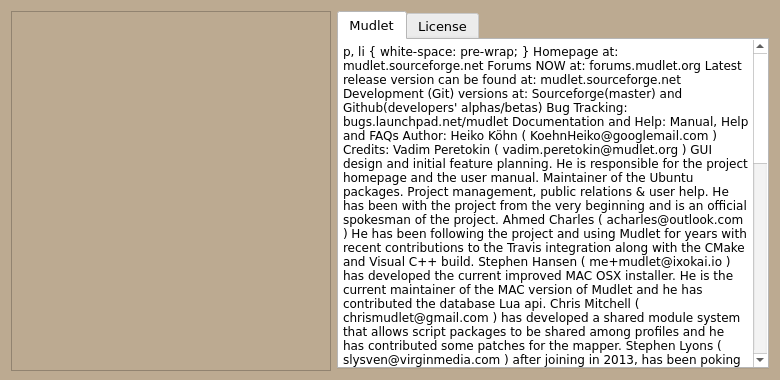
The window that src/ui/about_dialog.ui (Mudlet/Mudlet) describes before a commit, drawn with Qt 5.
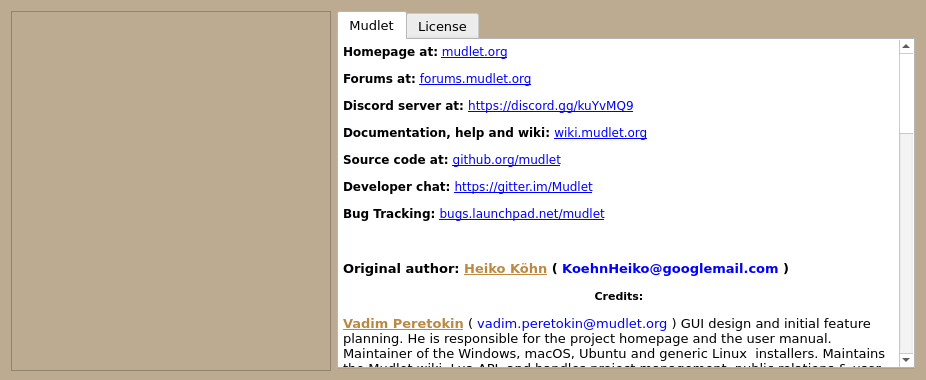
The same window after the commit. The open tabs and pages were chosen to show the change. Icons and pictures are not drawn.

Commit message:
Updated credits in the About dialog.
Also taken Heiko off the copyright until 2017, which he has been the original author he hasn't been involved with the project for several years now.

```diff
--- a/src/ui/about_dialog.ui
+++ b/src/ui/about_dialog.ui
@@ -12,7 +12,7 @@
    <rect>
     <x>0</x>
     <y>0</y>
-    <width>780</width>
+    <width>926</width>
     <height>380</height>
    </rect>
   </property>
@@ -28,12 +28,6 @@
     <height>380</height>
    </size>
   </property>
-  <property name="maximumSize">
-   <size>
-    <width>800</width>
-    <height>380</height>
-   </size>
-  </property>
   <property name="palette">
    <palette>
     <active>
@@ -717,38 +711,38 @@
 &lt;table border=&quot;0&quot; style=&quot;-qt-table-type: root; margin-top:4px; margin-bottom:4px; margin-left:4px; margin-right:4px;&quot;&gt;
 &lt;tr&gt;
 &lt;td style=&quot;border: none;&quot;&gt;
-&lt;p style=&quot; margin-top:0px; margin-bottom:0px; margin-left:0px; margin-right:0px; -qt-block-indent:0; text-indent:0px;&quot;&gt;&lt;span style=&quot; font-family:'Sans Serif';&quot;&gt; &lt;/span&gt;&lt;/p&gt;
-&lt;p style=&quot; margin-top:0px; margin-bottom:0px; margin-left:0px; margin-right:0px; -qt-block-indent:0; text-indent:0px;&quot;&gt;&lt;span style=&quot; font-family:'Sans Serif';&quot;&gt; &lt;/span&gt;&lt;/p&gt;
-&lt;p style=&quot; margin-top:12px; margin-bottom:12px; margin-left:0px; margin-right:0px; -qt-block-indent:0; text-indent:0px;&quot;&gt;&lt;span style=&quot; font-weight:600; color:#000000;&quot;&gt;Homepage at: &lt;/span&gt;&lt;a href=&quot;http://mudlet.sourceforge.net&quot;&gt;&lt;span style=&quot; font-family:'Sans Serif'; text-decoration: underline; color:#0000ff;&quot;&gt;mudlet.sourceforge.net&lt;/span&gt;&lt;/a&gt;&lt;/p&gt;
-&lt;p style=&quot; margin-top:12px; margin-bottom:12px; margin-left:0px; margin-right:0px; -qt-block-indent:0; text-indent:0px;&quot;&gt;&lt;span style=&quot; font-family:'Sans Serif'; font-weight:600;&quot;&gt;Forums &lt;/span&gt;&lt;span style=&quot; font-family:'Sans Serif'; font-weight:600; font-style:italic; color:#ff0000;&quot;&gt;NOW&lt;/span&gt;&lt;span style=&quot; font-family:'Sans Serif'; font-weight:600;&quot;&gt; at: &lt;/span&gt;&lt;a href=&quot;http://forums.mudlet.org&quot;&gt;&lt;span style=&quot; font-family:'Sans Serif'; text-decoration: underline; color:#0000ff;&quot;&gt;forums.mudlet.org&lt;/span&gt;&lt;/a&gt;&lt;/p&gt;
-&lt;p style=&quot; margin-top:12px; margin-bottom:12px; margin-left:0px; margin-right:0px; -qt-block-indent:0; text-indent:0px;&quot;&gt;&lt;span style=&quot; font-weight:600; color:#000000;&quot;&gt;Latest release version can be found at: &lt;/span&gt;&lt;a href=&quot;http://sourceforge.net/projects/mudlet/files/?source=navbar&quot;&gt;&lt;span style=&quot; font-family:'Sans Serif'; text-decoration: underline; color:#0000ff;&quot;&gt;mudlet.sourceforge.net&lt;/span&gt;&lt;/a&gt;&lt;/p&gt;
-&lt;p style=&quot; margin-top:12px; margin-bottom:12px; margin-left:0px; margin-right:0px; -qt-block-indent:0; text-indent:0px;&quot;&gt;&lt;span style=&quot; font-family:'Sans Serif'; font-weight:600;&quot;&gt;Development (Git) versions at: &lt;/span&gt;&lt;a href=&quot;http://sourceforge.net/p/mudlet/code/ci/master/tree/&quot;&gt;&lt;span style=&quot; font-family:'Sans Serif'; text-decoration: underline; color:#0000ff;&quot;&gt;Sourceforge(master)&lt;/span&gt;&lt;/a&gt;&lt;span style=&quot; font-family:'Sans Serif';&quot;&gt; and &lt;/span&gt;&lt;a href=&quot;http://github.com/Mudlet&quot;&gt;&lt;span style=&quot; font-family:'Sans Serif'; text-decoration: underline; color:#0000ff;&quot;&gt;Github(developers' alphas/betas)&lt;/span&gt;&lt;/a&gt;&lt;/p&gt;
+&lt;p style=&quot; margin-top:0px; margin-bottom:0px; margin-left:0px; margin-right:0px; -qt-block-indent:0; text-indent:0px;&quot;&gt;&lt;span style=&quot; font-weight:600; color:#000000;&quot;&gt;Homepage at:&lt;/span&gt;&lt;span style=&quot; color:#000000;&quot;&gt; &lt;/span&gt;&lt;a href=&quot;http://mudlet.org&quot;&gt;&lt;span style=&quot; text-decoration: underline; color:#0000ff;&quot;&gt;mudlet.org&lt;/span&gt;&lt;/a&gt;&lt;/p&gt;
+&lt;p style=&quot; margin-top:12px; margin-bottom:12px; margin-left:0px; margin-right:0px; -qt-block-indent:0; text-indent:0px;&quot;&gt;&lt;span style=&quot; font-family:'Sans Serif'; font-weight:600;&quot;&gt;Forums at: &lt;/span&gt;&lt;a href=&quot;http://forums.mudlet.org&quot;&gt;&lt;span style=&quot; font-family:'Sans Serif'; text-decoration: underline; color:#0000ff;&quot;&gt;forums.mudlet.org&lt;/span&gt;&lt;/a&gt;&lt;/p&gt;
+&lt;p style=&quot; margin-top:12px; margin-bottom:12px; margin-left:0px; margin-right:0px; -qt-block-indent:0; text-indent:0px;&quot;&gt;&lt;span style=&quot; font-weight:600; color:#000000;&quot;&gt;Discord server at: &lt;/span&gt;&lt;a href=&quot;https://discord.gg/kuYvMQ9&quot;&gt;&lt;span style=&quot; text-decoration: underline; color:#0000ff;&quot;&gt;https://discord.gg/kuYvMQ9&lt;/span&gt;&lt;/a&gt;&lt;/p&gt;
+&lt;p style=&quot; margin-top:12px; margin-bottom:12px; margin-left:0px; margin-right:0px; -qt-block-indent:0; text-indent:0px;&quot;&gt;&lt;span style=&quot; font-family:'Sans Serif'; font-weight:600;&quot;&gt;Documentation, help and wiki: &lt;/span&gt;&lt;a href=&quot;http://wiki.mudlet.org&quot;&gt;&lt;span style=&quot; text-decoration: underline; color:#0000ff;&quot;&gt;wiki.mudlet.org&lt;/span&gt;&lt;/a&gt;&lt;/p&gt;
+&lt;p style=&quot; margin-top:12px; margin-bottom:12px; margin-left:0px; margin-right:0px; -qt-block-indent:0; text-indent:0px;&quot;&gt;&lt;span style=&quot; font-family:'Sans Serif'; font-weight:600;&quot;&gt;Source code at: &lt;/span&gt;&lt;a href=&quot;http://github.com/Mudlet/Mudlet&quot;&gt;&lt;span style=&quot; text-decoration: underline; color:#0000ff;&quot;&gt;github.org/mudlet&lt;/span&gt;&lt;/a&gt;&lt;/p&gt;
+&lt;p style=&quot; margin-top:12px; margin-bottom:12px; margin-left:0px; margin-right:0px; -qt-block-indent:0; text-indent:0px;&quot;&gt;&lt;span style=&quot; font-family:'Sans Serif'; font-weight:600;&quot;&gt;Developer chat: &lt;/span&gt;&lt;a href=&quot;https://gitter.im/Mudlet/Mudlet/&quot;&gt;&lt;span style=&quot; text-decoration: underline; color:#0000ff;&quot;&gt;https://gitter.im/Mudlet&lt;/span&gt;&lt;/a&gt;&lt;/p&gt;
 &lt;p style=&quot; margin-top:12px; margin-bottom:12px; margin-left:0px; margin-right:0px; -qt-block-indent:0; text-indent:0px;&quot;&gt;&lt;span style=&quot; font-family:'Sans Serif'; font-weight:600;&quot;&gt;Bug Tracking: &lt;/span&gt;&lt;a href=&quot;http://bugs.launchpad.net/mudlet&quot;&gt;&lt;span style=&quot; font-family:'Sans Serif'; text-decoration: underline; color:#0000ff;&quot;&gt;bugs.launchpad.net/mudlet&lt;/span&gt;&lt;/a&gt;&lt;/p&gt;
-&lt;p style=&quot; margin-top:12px; margin-bottom:12px; margin-left:0px; margin-right:0px; -qt-block-indent:0; text-indent:0px;&quot;&gt;&lt;span style=&quot; font-family:'Sans Serif'; font-weight:600;&quot;&gt;Documentation and Help: &lt;/span&gt;&lt;a href=&quot;http://mudlet.sourceforge.net/wordpress/?page_id=40&quot;&gt;&lt;span style=&quot; font-family:'Sans Serif'; text-decoration: underline; color:#0000ff;&quot;&gt;Manual, Help and FAQs&lt;/span&gt;&lt;/a&gt;&lt;/p&gt;
-&lt;p style=&quot; margin-top:12px; margin-bottom:12px; margin-left:0px; margin-right:0px; -qt-block-indent:0; text-indent:0px;&quot;&gt;&lt;span style=&quot; font-family:'Sans Serif';&quot;&gt; &lt;/span&gt;&lt;/p&gt;
-&lt;p style=&quot; margin-top:12px; margin-bottom:12px; margin-left:0px; margin-right:0px; -qt-block-indent:0; text-indent:0px;&quot;&gt;&lt;span style=&quot; font-size:10pt; font-weight:600;&quot;&gt;Author: &lt;/span&gt;&lt;span style=&quot; font-size:10pt; font-weight:600; text-decoration: underline; color:#bc8942;&quot;&gt;Heiko Köhn&lt;/span&gt;&lt;span style=&quot; font-size:10pt; font-weight:600;&quot;&gt; ( &lt;/span&gt;&lt;span style=&quot; font-size:10pt; font-weight:600; color:#0000ff;&quot;&gt;KoehnHeiko@googlemail.com &lt;/span&gt;&lt;span style=&quot; font-size:10pt; font-weight:600;&quot;&gt;) &lt;/span&gt;&lt;/p&gt;
+&lt;p style=&quot;-qt-paragraph-type:empty; margin-top:12px; margin-bottom:12px; margin-left:0px; margin-right:0px; -qt-block-indent:0; text-indent:0px;&quot;&gt;&lt;br /&gt;&lt;/p&gt;
+&lt;p style=&quot; margin-top:12px; margin-bottom:12px; margin-left:0px; margin-right:0px; -qt-block-indent:0; text-indent:0px;&quot;&gt;&lt;span style=&quot; font-size:10pt; font-weight:600;&quot;&gt;Original author: &lt;/span&gt;&lt;span style=&quot; font-size:10pt; font-weight:600; text-decoration: underline; color:#bc8942;&quot;&gt;Heiko Köhn&lt;/span&gt;&lt;span style=&quot; font-size:10pt; font-weight:600;&quot;&gt; ( &lt;/span&gt;&lt;span style=&quot; font-size:10pt; font-weight:600; color:#0000ff;&quot;&gt;KoehnHeiko@googlemail.com &lt;/span&gt;&lt;span style=&quot; font-size:10pt; font-weight:600;&quot;&gt;) &lt;/span&gt;&lt;/p&gt;
 &lt;p align=&quot;center&quot; style=&quot; margin-top:12px; margin-bottom:12px; margin-left:0px; margin-right:0px; -qt-block-indent:0; text-indent:0px;&quot;&gt;&lt;span style=&quot; font-size:8pt; font-weight:600;&quot;&gt;Credits:&lt;/span&gt;&lt;/p&gt;
-&lt;p style=&quot; margin-top:12px; margin-bottom:12px; margin-left:0px; margin-right:0px; -qt-block-indent:0; text-indent:0px;&quot;&gt;&lt;span style=&quot; font-size:10pt; font-weight:600; text-decoration: underline; color:#bc8942;&quot;&gt;Vadim Peretokin&lt;/span&gt;&lt;span style=&quot; font-size:10pt; color:#000000;&quot;&gt; ( &lt;/span&gt;&lt;span style=&quot; font-size:10pt; color:#0000ff;&quot;&gt;vadim.peretokin@mudlet.org &lt;/span&gt;&lt;span style=&quot; font-size:10pt; color:#000000;&quot;&gt;) &lt;/span&gt;&lt;span style=&quot; font-family:'Sans Serif'; font-size:10pt;&quot;&gt;GUI design and initial feature planning. He is responsible for the project homepage and the user manual. Maintainer of the Ubuntu packages. Project management, public relations &amp;amp; user help. He has been with the project from the very beginning and is an official spokesman of the project.&lt;/span&gt;&lt;/p&gt;
-&lt;p style=&quot; margin-top:12px; margin-bottom:12px; margin-left:0px; margin-right:0px; -qt-block-indent:0; text-indent:0px;&quot;&gt;&lt;span style=&quot; font-size:10pt; font-weight:600; text-decoration: underline; color:#bc8942;&quot;&gt;Ahmed Charles&lt;/span&gt;&lt;span style=&quot; font-size:10pt; color:#000000;&quot;&gt; ( &lt;/span&gt;&lt;span style=&quot; font-size:10pt; color:#0000ff;&quot;&gt;acharles@outlook.com &lt;/span&gt;&lt;span style=&quot; font-size:10pt; color:#000000;&quot;&gt;) &lt;/span&gt;&lt;span style=&quot; font-family:'Sans Serif'; font-size:10pt;&quot;&gt;He has been following the project and using Mudlet for years with recent contributions to the Travis integration along with the CMake and Visual C++ build.&lt;/span&gt;&lt;/p&gt;
-&lt;p style=&quot; margin-top:12px; margin-bottom:12px; margin-left:0px; margin-right:0px; -qt-block-indent:0; text-indent:0px;&quot;&gt;&lt;span style=&quot; font-size:10pt; font-weight:600; text-decoration: underline; color:#bc8942;&quot;&gt;Stephen Hansen&lt;/span&gt;&lt;span style=&quot; font-size:10pt; color:#000000;&quot;&gt; ( &lt;/span&gt;&lt;span style=&quot; font-family:'Bitstream Vera Sans'; font-size:10pt; color:#5500ff;&quot;&gt;me+mudlet@ixokai.io&lt;/span&gt;&lt;span style=&quot; font-family:'Sans Serif'; font-size:10pt;&quot;&gt; ) has developed the current improved MAC OSX installer. He is the current maintainer of the MAC version of Mudlet and he has contributed the database Lua api.&lt;/span&gt;&lt;/p&gt;
-&lt;p style=&quot; margin-top:12px; margin-bottom:12px; margin-left:0px; margin-right:0px; -qt-block-indent:0; text-indent:0px;&quot;&gt;&lt;span style=&quot; font-size:10pt; font-weight:600; text-decoration: underline; color:#bc8942;&quot;&gt;Chris Mitchell&lt;/span&gt;&lt;span style=&quot; font-size:10pt; color:#000000;&quot;&gt; ( &lt;/span&gt;&lt;span style=&quot; font-size:10pt; color:#0000ff;&quot;&gt;chrismudlet@gmail.com &lt;/span&gt;&lt;span style=&quot; font-family:'Sans Serif'; font-size:10pt;&quot;&gt;) has developed a shared module system that allows script packages to be shared among profiles and he has contributed some patches for the mapper.&lt;/span&gt;&lt;/p&gt;
-&lt;p style=&quot; margin-top:12px; margin-bottom:12px; margin-left:0px; margin-right:0px; -qt-block-indent:0; text-indent:0px;&quot;&gt;&lt;span style=&quot; font-family:'Sans Serif'; font-size:8pt; font-weight:600; text-decoration: underline; color:#bc8942;&quot;&gt;Stephen Lyons&lt;/span&gt;&lt;span style=&quot; font-family:'Sans Serif'; font-size:8pt;&quot;&gt; ( &lt;/span&gt;&lt;span style=&quot; font-family:'Sans Serif'; font-size:8pt; color:#0000ff;&quot;&gt;slysven@virginmedia.com&lt;/span&gt;&lt;span style=&quot; font-family:'Sans Serif'; font-size:8pt;&quot;&gt; ) after joining in 2013, has been poking various bits of the C++ code and GUI with a pointy stick; subsequently trying to patch over some of the holes made/found.&lt;/span&gt;&lt;/p&gt;
-&lt;p style=&quot; margin-top:12px; margin-bottom:12px; margin-left:0px; margin-right:0px; -qt-block-indent:0; text-indent:0px;&quot;&gt;&lt;span style=&quot; font-size:8pt; font-weight:600; text-decoration: underline; color:#bc8942;&quot;&gt;Bruno Bigras&lt;/span&gt;&lt;span style=&quot; font-size:8pt; color:#000000;&quot;&gt; ( &lt;/span&gt;&lt;span style=&quot; font-size:8pt; color:#0000ff;&quot;&gt;bruno@burnbox.net&lt;/span&gt;&lt;span style=&quot; font-size:8pt; color:#000000;&quot;&gt; ) &lt;/span&gt;&lt;span style=&quot; font-family:'Sans Serif'; font-size:8pt;&quot;&gt;has developed our cross platform cmake build script and he has committed a number of patches.&lt;/span&gt;&lt;/p&gt;
-&lt;p style=&quot; margin-top:12px; margin-bottom:12px; margin-left:0px; margin-right:0px; -qt-block-indent:0; text-indent:0px;&quot;&gt;&lt;span style=&quot; font-size:8pt; font-weight:600; text-decoration: underline; color:#bc8942;&quot;&gt;Damian Monogue&lt;/span&gt;&lt;span style=&quot; font-size:8pt; color:#000000;&quot;&gt; ( &lt;/span&gt;&lt;span style=&quot; font-size:8pt; color:#0000ff;&quot;&gt;demonnic@gmail.com )&lt;/span&gt;&lt;span style=&quot; font-size:8pt; color:#000000;&quot;&gt; former maintainer of the early Windows and Apple OSX packages. He also administers our server and helps the project in many ways. &lt;/span&gt;&lt;/p&gt;
-&lt;p style=&quot; margin-top:12px; margin-bottom:12px; margin-left:0px; margin-right:0px; -qt-block-indent:0; text-indent:0px;&quot;&gt;&lt;span style=&quot; font-size:8pt; font-weight:600; text-decoration: underline; color:#bc8942;&quot;&gt;Thorsten Wilms&lt;/span&gt;&lt;span style=&quot; font-size:8pt;&quot;&gt; ( &lt;/span&gt;&lt;span style=&quot; font-size:8pt; color:#0000ff;&quot;&gt;t_w_@freenet.de ) &lt;/span&gt;&lt;span style=&quot; font-family:'Sans Serif'; font-size:8pt;&quot;&gt;has designed our beautiful logo, our splash screen, the about dialog, our website, several icons and badges. Visit his homepage at &lt;/span&gt;&lt;a href=&quot;http://thorwil.wordpress.com/&quot;&gt;&lt;span style=&quot; font-family:'Sans Serif'; font-size:8pt; text-decoration: underline; color:#0000ff;&quot;&gt;thorwil.wordpress.com&lt;/span&gt;&lt;/a&gt;&lt;span style=&quot; font-family:'Sans Serif'; font-size:8pt;&quot;&gt;.&lt;/span&gt;&lt;/p&gt;
-&lt;p style=&quot; margin-top:12px; margin-bottom:12px; margin-left:0px; margin-right:0px; -qt-block-indent:0; text-indent:0px;&quot;&gt;&lt;span style=&quot; font-size:8pt; font-weight:600; text-decoration: underline; color:#bc8942;&quot;&gt;Leigh Stillard&lt;/span&gt;&lt;span style=&quot; font-size:8pt; color:#000000;&quot;&gt; ( &lt;/span&gt;&lt;span style=&quot; font-size:8pt; color:#0000ff;&quot;&gt;leigh.stillard@gmail.com&lt;/span&gt;&lt;span style=&quot; font-size:8pt; color:#000000;&quot;&gt; ) is the author of our windows installer. &lt;/span&gt;&lt;/p&gt;
-&lt;p style=&quot; margin-top:12px; margin-bottom:12px; margin-left:0px; margin-right:0px; -qt-block-indent:0; text-indent:0px;&quot;&gt;&lt;span style=&quot; font-size:8pt; font-weight:600; text-decoration: underline; color:#bc8942;&quot;&gt;Ben Carlsen&lt;/span&gt;&lt;span style=&quot; font-size:8pt; color:#000000;&quot;&gt; ( &lt;/span&gt;&lt;span style=&quot; font-family:'Sans Serif'; font-size:8pt; color:#0000ff;&quot;&gt;arkholt@gmail.com&lt;/span&gt;&lt;span style=&quot; font-family:'Sans Serif'; font-size:8pt;&quot;&gt; ) has developed the first version of our MAC OSX installer. He is the former maintainer of the MAC version of Mudlet. &lt;/span&gt;&lt;/p&gt;
-&lt;p style=&quot; margin-top:12px; margin-bottom:12px; margin-left:0px; margin-right:0px; -qt-block-indent:0; text-indent:0px;&quot;&gt;&lt;span style=&quot; font-size:8pt; font-weight:600; text-decoration: underline; color:#bc8942;&quot;&gt;John Dahlström&lt;/span&gt;&lt;span style=&quot; font-size:8pt; color:#000000;&quot;&gt; ( &lt;/span&gt;&lt;span style=&quot; font-size:8pt; color:#0000ff;&quot;&gt;email@johndahlstrom.se&lt;/span&gt;&lt;span style=&quot; font-size:8pt; color:#000000;&quot;&gt; ) helped develop and debug the Lua API. &lt;/span&gt;&lt;/p&gt;
-&lt;p style=&quot; margin-top:12px; margin-bottom:12px; margin-left:0px; margin-right:0px; -qt-block-indent:0; text-indent:0px;&quot;&gt;&lt;span style=&quot; font-family:'Sans Serif'; font-size:8pt; font-weight:600; text-decoration: underline; color:#bc8942;&quot;&gt;Carter Dewey&lt;/span&gt;&lt;span style=&quot; font-family:'Sans Serif'; font-size:8pt;&quot;&gt; ( &lt;/span&gt;&lt;span style=&quot; font-family:'Sans Serif'; font-size:8pt; color:#0000ff;&quot;&gt;eldarerathis@gmail.com&lt;/span&gt;&lt;span style=&quot; font-family:'Sans Serif'; font-size:8pt;&quot;&gt; ) has submitted 3 small patches so far. Hopefully, we'll see more in the future.&lt;/span&gt;&lt;/p&gt;
-&lt;p style=&quot; margin-top:12px; margin-bottom:12px; margin-left:0px; margin-right:0px; -qt-block-indent:0; text-indent:0px;&quot;&gt;&lt;span style=&quot; font-family:'Sans Serif'; font-size:8pt; font-weight:600; text-decoration: underline; color:#bc8942;&quot;&gt;Blaine von Roeder&lt;/span&gt;&lt;span style=&quot; font-family:'Sans Serif'; font-size:8pt;&quot;&gt; () joined in December 2009. So far he has contributed to the Lua API, submitted small bugfix patches and has helped with release management of 1.0.5.&lt;/span&gt;&lt;/p&gt;
-&lt;p style=&quot; margin-top:12px; margin-bottom:12px; margin-left:0px; margin-right:0px; -qt-block-indent:0; text-indent:0px;&quot;&gt;&lt;span style=&quot; font-family:'Sans Serif'; font-size:8pt; font-weight:600; text-decoration: underline; color:#bc8942;&quot;&gt;Ben Smith&lt;/span&gt;&lt;span style=&quot; font-family:'Sans Serif'; font-size:8pt;&quot;&gt; () joined in December 2009 though he's been around much longer. Promising contributions to the Lua API. He is the current Maintainer of the Lua API.&lt;/span&gt;&lt;/p&gt;
-&lt;p style=&quot; margin-top:12px; margin-bottom:12px; margin-left:0px; margin-right:0px; -qt-block-indent:0; text-indent:0px;&quot;&gt;&lt;span style=&quot; font-family:'Sans Serif'; font-size:8pt; font-weight:600; text-decoration: underline; color:#bc8942;&quot;&gt;James Younquist&lt;/span&gt;&lt;span style=&quot; font-size:8pt; color:#000000;&quot;&gt; ( &lt;/span&gt;&lt;span style=&quot; font-size:8pt; color:#0000ff;&quot;&gt;daemacles@yahoo.com&lt;/span&gt;&lt;span style=&quot; font-size:8pt; color:#000000;&quot;&gt; ) contributed the Geyser layout manager for Mudlet in March 2010. It is written in Lua and aims at simplifying user GUI scripting. &lt;/span&gt;&lt;/p&gt;
-&lt;p style=&quot; margin-top:12px; margin-bottom:12px; margin-left:0px; margin-right:0px; -qt-block-indent:0; text-indent:0px;&quot;&gt;&lt;span style=&quot; font-family:'Sans Serif'; font-size:8pt; font-weight:600; text-decoration: underline; color:#bc8942;&quot;&gt;Karsten Bock&lt;/span&gt;&lt;span style=&quot; font-size:8pt; color:#000000;&quot;&gt; () contributed several improvements and new features for Geyser. He is the current maintainer of Geyser.&lt;/span&gt;&lt;/p&gt;
-&lt;p style=&quot; margin-top:12px; margin-bottom:12px; margin-left:0px; margin-right:0px; -qt-block-indent:0; text-indent:0px;&quot;&gt;&lt;span style=&quot; font-size:8pt; font-weight:600; text-decoration: underline; color:#bc8942;&quot;&gt;Maksym V. Grinenko&lt;/span&gt;&lt;span style=&quot; font-size:8pt; color:#000000;&quot;&gt; ( &lt;/span&gt;&lt;span style=&quot; font-size:8pt; color:#0000ff;&quot;&gt;maksym.grinenko@gmail.com&lt;/span&gt;&lt;span style=&quot; font-size:8pt; color:#000000;&quot;&gt; ) work on the manual, forum help and helps with GUI design and documentation.&lt;/span&gt;&lt;/p&gt;
-&lt;p style=&quot; margin-top:12px; margin-bottom:12px; margin-left:0px; margin-right:0px; -qt-block-indent:0; text-indent:0px;&quot;&gt;&lt;span style=&quot; font-size:8pt; color:#000000;&quot;&gt;Many icons are taken from the &lt;/span&gt;&lt;span style=&quot; font-size:8pt; font-weight:600; text-decoration: underline; color:#bc8942;&quot;&gt;KDE4 oxygen icon theme&lt;/span&gt;&lt;span style=&quot; font-size:8pt; color:#000000;&quot;&gt; at &lt;/span&gt;&lt;a href=&quot;www.oxygen-icons.org&quot;&gt;&lt;span style=&quot; font-family:'Sans Serif'; font-size:8pt; text-decoration: underline; color:#0000ff;&quot;&gt;www.oxygen-icons.org&lt;/span&gt;&lt;/a&gt;&lt;span style=&quot; font-size:8pt; color:#000000;&quot;&gt; or &lt;/span&gt;&lt;a href=&quot;www.kde.org&quot;&gt;&lt;span style=&quot; font-family:'Sans Serif'; font-size:8pt; text-decoration: underline; color:#0000ff;&quot;&gt;www.kde.org&lt;/span&gt;&lt;/a&gt;&lt;span style=&quot; font-size:8pt; color:#000000;&quot;&gt; . Most of the rest are from Thorsten Wilms, or from Stephen Lyons combining bits of Thorsten's work with the other sources.&lt;/span&gt;&lt;/p&gt;
-&lt;p style=&quot; margin-top:12px; margin-bottom:12px; margin-left:0px; margin-right:0px; -qt-block-indent:0; text-indent:0px;&quot;&gt;&lt;span style=&quot; font-size:8pt; color:#000000;&quot;&gt;Special thanks to &lt;/span&gt;&lt;span style=&quot; font-size:8pt; font-weight:600; color:#0000ff;&quot;&gt;Brett Duzevich&lt;/span&gt;&lt;span style=&quot; font-size:8pt; color:#000000;&quot;&gt; and &lt;/span&gt;&lt;span style=&quot; font-size:8pt; font-weight:600; color:#0000ff;&quot;&gt;Ronny Ho&lt;/span&gt;&lt;span style=&quot; font-size:8pt; color:#000000;&quot;&gt;. They have contributed many good ideas and thus helped improve the scripting framework substantially.&lt;/span&gt;&lt;/p&gt;
-&lt;p style=&quot; margin-top:12px; margin-bottom:12px; margin-left:0px; margin-right:0px; -qt-block-indent:0; text-indent:0px;&quot;&gt;&lt;span style=&quot; font-size:8pt; color:#000000;&quot;&gt;Thanks to &lt;/span&gt;&lt;span style=&quot; font-size:8pt; font-weight:600; text-decoration: underline; color:#bc8942;&quot;&gt;Tomas Mecir&lt;/span&gt;&lt;span style=&quot; font-size:8pt; color:#000000;&quot;&gt; ( &lt;/span&gt;&lt;span style=&quot; font-size:8pt; color:#0000ff;&quot;&gt;kmuddy@kmuddy.com&lt;/span&gt;&lt;span style=&quot; font-size:8pt; color:#000000;&quot;&gt; ) who brought us all together and inspired us with his KMuddy project. Mudlet is using some of the telnet code he wrote for his KMuddy project ( &lt;/span&gt;&lt;a href=&quot;http://www.kmuddy.com&quot;&gt;&lt;span style=&quot; font-family:'Sans Serif'; font-size:8pt; text-decoration: underline; color:#0000ff;&quot;&gt;www.kmuddy.com&lt;/span&gt;&lt;/a&gt;&lt;span style=&quot; font-size:8pt; color:#000000;&quot;&gt; ).&lt;/span&gt;&lt;/p&gt;
-&lt;p style=&quot; margin-top:12px; margin-bottom:12px; margin-left:0px; margin-right:0px; -qt-block-indent:0; text-indent:0px;&quot;&gt;&lt;span style=&quot; font-size:8pt; color:#000000;&quot;&gt;Special thanks to &lt;/span&gt;&lt;span style=&quot; font-size:8pt; font-weight:600; text-decoration: underline; color:#bc8942;&quot;&gt;Nick Gammon&lt;/span&gt;&lt;span style=&quot; font-size:8pt; color:#000000;&quot;&gt; ( &lt;/span&gt;&lt;a href=&quot;http://www.gammon.com.au/mushclient/mushclient.htm&quot;&gt;&lt;span style=&quot; font-family:'Sans Serif'; font-size:8pt; text-decoration: underline; color:#0000ff;&quot;&gt;www.gammon.com.au/mushclient/mushclient.htm&lt;/span&gt;&lt;/a&gt;&lt;span style=&quot; font-size:8pt; color:#000000;&quot;&gt; ) for giving us some valued pieces of advice.&lt;/span&gt;&lt;/p&gt;&lt;/td&gt;&lt;/tr&gt;&lt;/table&gt;&lt;/body&gt;&lt;/html&gt;</string>
+&lt;p style=&quot; margin-top:12px; margin-bottom:12px; margin-left:0px; margin-right:0px; -qt-block-indent:0; text-indent:0px;&quot;&gt;&lt;span style=&quot; font-size:10pt; font-weight:600; text-decoration: underline; color:#bc8942;&quot;&gt;Vadim Peretokin&lt;/span&gt;&lt;span style=&quot; font-size:10pt; color:#000000;&quot;&gt; ( &lt;/span&gt;&lt;span style=&quot; font-size:10pt; color:#0000ff;&quot;&gt;vadim.peretokin@mudlet.org &lt;/span&gt;&lt;span style=&quot; font-size:10pt; color:#000000;&quot;&gt;) &lt;/span&gt;&lt;span style=&quot; font-family:'Sans Serif'; font-size:10pt;&quot;&gt;GUI design and initial feature planning. He is responsible for the project homepage and the user manual. Maintainer of the Windows, macOS, Ubuntu and generic Linux  installers. Maintains the Mudlet wiki, Lua API, and handles project management, public relations &amp;amp; user help. With the project from the very beginning and is an official spokesman of the project.&lt;/span&gt;&lt;/p&gt;
+&lt;p style=&quot; margin-top:12px; margin-bottom:12px; margin-left:0px; margin-right:0px; -qt-block-indent:0; text-indent:0px;&quot;&gt;&lt;span style=&quot; font-family:'Sans Serif'; font-size:10pt; font-weight:600; text-decoration: underline; color:#bc8942;&quot;&gt;Stephen Lyons&lt;/span&gt;&lt;span style=&quot; font-family:'Sans Serif'; font-size:10pt;&quot;&gt; ( &lt;/span&gt;&lt;span style=&quot; font-family:'Sans Serif'; font-size:10pt; color:#0000ff;&quot;&gt;slysven@virginmedia.com&lt;/span&gt;&lt;span style=&quot; font-family:'Sans Serif'; font-size:10pt;&quot;&gt; ) after joining in 2013, has been poking various bits of the C++ code and GUI with a pointy stick; subsequently trying to patch over some of the holes made/found.&lt;/span&gt;&lt;/p&gt;
+&lt;p style=&quot; margin-top:12px; margin-bottom:12px; margin-left:0px; margin-right:0px; -qt-block-indent:0; text-indent:0px;&quot;&gt;&lt;span style=&quot; font-weight:600; text-decoration: underline; color:#bc8942;&quot;&gt;Ahmed Charles&lt;/span&gt;&lt;span style=&quot; color:#000000;&quot;&gt; ( &lt;/span&gt;&lt;span style=&quot; color:#0000ff;&quot;&gt;acharles@outlook.com &lt;/span&gt;&lt;span style=&quot; color:#000000;&quot;&gt;) c&lt;/span&gt;&lt;span style=&quot; font-family:'Sans Serif';&quot;&gt;ontributions to the Travis integration, CMake and Visual C++ build, a lot of code quality and memory management improvements.&lt;/span&gt;&lt;/p&gt;
+&lt;p style=&quot; margin-top:12px; margin-bottom:12px; margin-left:0px; margin-right:0px; -qt-block-indent:0; text-indent:0px;&quot;&gt;&lt;span style=&quot; font-weight:600; text-decoration: underline; color:#bc8942;&quot;&gt;Ben Carlsen&lt;/span&gt;&lt;span style=&quot; color:#000000;&quot;&gt; ( &lt;/span&gt;&lt;span style=&quot; font-family:'Sans Serif'; color:#0000ff;&quot;&gt;arkholt@gmail.com&lt;/span&gt;&lt;span style=&quot; font-family:'Sans Serif';&quot;&gt; ) has developed the first version of our Mac OSX installer. He is the former maintainer of the Mac version of Mudlet. &lt;/span&gt;&lt;/p&gt;
+&lt;p style=&quot; margin-top:12px; margin-bottom:12px; margin-left:0px; margin-right:0px; -qt-block-indent:0; text-indent:0px;&quot;&gt;&lt;span style=&quot; font-family:'Sans Serif'; font-weight:600; text-decoration: underline; color:#bc8942;&quot;&gt;Ben Smith&lt;/span&gt;&lt;span style=&quot; font-family:'Sans Serif';&quot;&gt; () joined in December 2009 though he's been around much longer. Contributed to the Lua API and is the former maintainer of the Lua API.&lt;/span&gt;&lt;/p&gt;
+&lt;p style=&quot; margin-top:12px; margin-bottom:12px; margin-left:0px; margin-right:0px; -qt-block-indent:0; text-indent:0px;&quot;&gt;&lt;span style=&quot; font-family:'Sans Serif'; font-weight:600; text-decoration: underline; color:#bc8942;&quot;&gt;Blaine von Roeder&lt;/span&gt;&lt;span style=&quot; font-family:'Sans Serif';&quot;&gt; () joined in December 2009. He has contributed to the Lua API, submitted small bugfix patches and has helped with release management of 1.0.5.&lt;/span&gt;&lt;/p&gt;
+&lt;p style=&quot; margin-top:12px; margin-bottom:12px; margin-left:0px; margin-right:0px; -qt-block-indent:0; text-indent:0px;&quot;&gt;&lt;span style=&quot; font-weight:600; text-decoration: underline; color:#bc8942;&quot;&gt;Bruno Bigras&lt;/span&gt;&lt;span style=&quot; color:#000000;&quot;&gt; ( &lt;/span&gt;&lt;span style=&quot; color:#0000ff;&quot;&gt;bruno@burnbox.net&lt;/span&gt;&lt;span style=&quot; color:#000000;&quot;&gt; ) &lt;/span&gt;&lt;span style=&quot; font-family:'Sans Serif';&quot;&gt;developed the original cmake build script and he has committed a number of patches.&lt;/span&gt;&lt;/p&gt;
+&lt;p style=&quot; margin-top:12px; margin-bottom:12px; margin-left:0px; margin-right:0px; -qt-block-indent:0; text-indent:0px;&quot;&gt;&lt;span style=&quot; font-family:'Sans Serif'; font-weight:600; text-decoration: underline; color:#bc8942;&quot;&gt;Carter Dewey&lt;/span&gt;&lt;span style=&quot; font-family:'Sans Serif';&quot;&gt; ( &lt;/span&gt;&lt;span style=&quot; font-family:'Sans Serif'; color:#0000ff;&quot;&gt;eldarerathis@gmail.com&lt;/span&gt;&lt;span style=&quot; font-family:'Sans Serif';&quot;&gt; ) contributions to the Lua API.&lt;/span&gt;&lt;/p&gt;
+&lt;p style=&quot; margin-top:12px; margin-bottom:12px; margin-left:0px; margin-right:0px; -qt-block-indent:0; text-indent:0px;&quot;&gt;&lt;span style=&quot; font-weight:600; text-decoration: underline; color:#bc8942;&quot;&gt;Chris Mitchell&lt;/span&gt;&lt;span style=&quot; color:#000000;&quot;&gt; ( &lt;/span&gt;&lt;span style=&quot; color:#0000ff;&quot;&gt;chrismudlet@gmail.com &lt;/span&gt;&lt;span style=&quot; font-family:'Sans Serif';&quot;&gt;) has developed a shared module system that allows script packages to be shared among profiles, a UI for viewing Lua variables, improvements in the mapper and all around.&lt;/span&gt;&lt;/p&gt;
+&lt;p style=&quot; margin-top:12px; margin-bottom:12px; margin-left:0px; margin-right:0px; -qt-block-indent:0; text-indent:0px;&quot;&gt;&lt;span style=&quot; font-weight:600; text-decoration: underline; color:#bc8942;&quot;&gt;Damian Monogue&lt;/span&gt;&lt;span style=&quot; color:#000000;&quot;&gt; ( &lt;/span&gt;&lt;span style=&quot; color:#0000ff;&quot;&gt;demonnic@gmail.com )&lt;/span&gt;&lt;span style=&quot; color:#000000;&quot;&gt; former maintainer of the early Windows and Apple OSX packages. He also administers our server and helps the project in many ways.&lt;/span&gt;&lt;/p&gt;
+&lt;p style=&quot; margin-top:12px; margin-bottom:12px; margin-left:0px; margin-right:0px; -qt-block-indent:0; text-indent:0px;&quot;&gt;&lt;span style=&quot; font-family:'Sans Serif'; font-weight:600; text-decoration: underline; color:#bc8942;&quot;&gt;James Younquist&lt;/span&gt;&lt;span style=&quot; color:#000000;&quot;&gt; ( &lt;/span&gt;&lt;span style=&quot; color:#0000ff;&quot;&gt;daemacles@yahoo.com&lt;/span&gt;&lt;span style=&quot; color:#000000;&quot;&gt; ) contributed the Geyser layout manager for Mudlet in March 2010. It is written in Lua and aims at simplifying user GUI scripting.&lt;/span&gt;&lt;/p&gt;
+&lt;p style=&quot; margin-top:12px; margin-bottom:12px; margin-left:0px; margin-right:0px; -qt-block-indent:0; text-indent:0px;&quot;&gt;&lt;span style=&quot; font-weight:600; text-decoration: underline; color:#bc8942;&quot;&gt;John Dahlström&lt;/span&gt;&lt;span style=&quot; color:#000000;&quot;&gt; ( &lt;/span&gt;&lt;span style=&quot; color:#0000ff;&quot;&gt;email@johndahlstrom.se&lt;/span&gt;&lt;span style=&quot; color:#000000;&quot;&gt; ) helped develop and debug the Lua API. &lt;/span&gt;&lt;/p&gt;
+&lt;p style=&quot; margin-top:12px; margin-bottom:12px; margin-left:0px; margin-right:0px; -qt-block-indent:0; text-indent:0px;&quot;&gt;&lt;span style=&quot; font-family:'Sans Serif'; font-weight:600; text-decoration: underline; color:#bc8942;&quot;&gt;Karsten Bock&lt;/span&gt;&lt;span style=&quot; color:#000000;&quot;&gt; () contributed several improvements and new features for Geyser.&lt;/span&gt;&lt;/p&gt;
+&lt;p style=&quot; margin-top:12px; margin-bottom:12px; margin-left:0px; margin-right:0px; -qt-block-indent:0; text-indent:0px;&quot;&gt;&lt;span style=&quot; font-weight:600; text-decoration: underline; color:#bc8942;&quot;&gt;Leigh Stillard&lt;/span&gt;&lt;span style=&quot; color:#000000;&quot;&gt; ( &lt;/span&gt;&lt;span style=&quot; color:#0000ff;&quot;&gt;leigh.stillard@gmail.com&lt;/span&gt;&lt;span style=&quot; color:#000000;&quot;&gt; ) is the original author of our windows installer.&lt;/span&gt;&lt;/p&gt;
+&lt;p style=&quot; margin-top:12px; margin-bottom:12px; margin-left:0px; margin-right:0px; -qt-block-indent:0; text-indent:0px;&quot;&gt;&lt;span style=&quot; font-weight:600; text-decoration: underline; color:#bc8942;&quot;&gt;Maksym Grinenko&lt;/span&gt;&lt;span style=&quot; color:#000000;&quot;&gt; ( &lt;/span&gt;&lt;span style=&quot; color:#0000ff;&quot;&gt;maksym.grinenko@gmail.com&lt;/span&gt;&lt;span style=&quot; color:#000000;&quot;&gt; ) worked on the manual, forum help and helps with GUI design and documentation.&lt;/span&gt;&lt;/p&gt;
+&lt;p style=&quot; margin-top:12px; margin-bottom:12px; margin-left:0px; margin-right:0px; -qt-block-indent:0; text-indent:0px;&quot;&gt;&lt;span style=&quot; font-weight:600; text-decoration: underline; color:#bc8942;&quot;&gt;Stephen Hansen&lt;/span&gt;&lt;span style=&quot; color:#000000;&quot;&gt; ( &lt;/span&gt;&lt;span style=&quot; font-family:'Bitstream Vera Sans'; color:#5500ff;&quot;&gt;me+mudlet@ixokai.io&lt;/span&gt;&lt;span style=&quot; font-family:'Sans Serif';&quot;&gt; ) has has developed database Lua API that allows for far easier use of databases and one of the original OSX installers.&lt;/span&gt;&lt;/p&gt;
+&lt;p style=&quot; margin-top:12px; margin-bottom:12px; margin-left:0px; margin-right:0px; -qt-block-indent:0; text-indent:0px;&quot;&gt;&lt;span style=&quot; font-weight:600; text-decoration: underline; color:#bc8942;&quot;&gt;Thorsten Wilms&lt;/span&gt; ( &lt;span style=&quot; color:#0000ff;&quot;&gt;t_w_@freenet.de ) &lt;/span&gt;&lt;span style=&quot; font-family:'Sans Serif';&quot;&gt;has designed our beautiful logo, our splash screen, the about dialog, our website, several icons and badges. Visit his homepage at &lt;/span&gt;&lt;a href=&quot;http://thorwil.wordpress.com/&quot;&gt;&lt;span style=&quot; font-family:'Sans Serif'; text-decoration: underline; color:#0000ff;&quot;&gt;thorwil.wordpress.com&lt;/span&gt;&lt;/a&gt;&lt;span style=&quot; font-family:'Sans Serif';&quot;&gt;.&lt;/span&gt;&lt;/p&gt;
+&lt;p style=&quot;-qt-paragraph-type:empty; margin-top:12px; margin-bottom:12px; margin-left:0px; margin-right:0px; -qt-block-indent:0; text-indent:0px;&quot;&gt;&lt;br /&gt;&lt;/p&gt;
+&lt;p style=&quot; margin-top:12px; margin-bottom:12px; margin-left:0px; margin-right:0px; -qt-block-indent:0; text-indent:0px;&quot;&gt;&lt;span style=&quot; color:#000000;&quot;&gt;Many icons are taken from the &lt;/span&gt;&lt;span style=&quot; font-weight:600; text-decoration: underline; color:#bc8942;&quot;&gt;KDE4 oxygen icon theme&lt;/span&gt;&lt;span style=&quot; color:#000000;&quot;&gt; at &lt;/span&gt;&lt;a href=&quot;www.oxygen-icons.org&quot;&gt;&lt;span style=&quot; font-family:'Sans Serif'; text-decoration: underline; color:#0000ff;&quot;&gt;www.oxygen-icons.org&lt;/span&gt;&lt;/a&gt;&lt;span style=&quot; color:#000000;&quot;&gt; or &lt;/span&gt;&lt;a href=&quot;www.kde.org&quot;&gt;&lt;span style=&quot; font-family:'Sans Serif'; text-decoration: underline; color:#0000ff;&quot;&gt;www.kde.org&lt;/span&gt;&lt;/a&gt;&lt;span style=&quot; color:#000000;&quot;&gt; . Most of the rest are from Thorsten Wilms, or from Stephen Lyons combining bits of Thorsten's work with the other sources.&lt;/span&gt;&lt;/p&gt;
+&lt;p style=&quot; margin-top:12px; margin-bottom:12px; margin-left:0px; margin-right:0px; -qt-block-indent:0; text-indent:0px;&quot;&gt;&lt;span style=&quot; color:#000000;&quot;&gt;Special thanks to &lt;/span&gt;&lt;span style=&quot; font-weight:600; color:#0000ff;&quot;&gt;Brett Duzevich&lt;/span&gt;&lt;span style=&quot; color:#000000;&quot;&gt; and &lt;/span&gt;&lt;span style=&quot; font-weight:600; color:#0000ff;&quot;&gt;Ronny Ho&lt;/span&gt;&lt;span style=&quot; color:#000000;&quot;&gt;. They have contributed many good ideas and thus helped improve the scripting framework substantially.&lt;/span&gt;&lt;/p&gt;
+&lt;p style=&quot; margin-top:12px; margin-bottom:12px; margin-left:0px; margin-right:0px; -qt-block-indent:0; text-indent:0px;&quot;&gt;&lt;span style=&quot; color:#000000;&quot;&gt;Thanks to &lt;/span&gt;&lt;span style=&quot; font-weight:600; text-decoration: underline; color:#bc8942;&quot;&gt;Tomas Mecir&lt;/span&gt;&lt;span style=&quot; color:#000000;&quot;&gt; ( &lt;/span&gt;&lt;span style=&quot; color:#0000ff;&quot;&gt;kmuddy@kmuddy.com&lt;/span&gt;&lt;span style=&quot; color:#000000;&quot;&gt; ) who brought us all together and inspired us with his KMuddy project. Mudlet is using some of the telnet code he wrote for his KMuddy project ( &lt;/span&gt;&lt;a href=&quot;http://www.kmuddy.com&quot;&gt;&lt;span style=&quot; font-family:'Sans Serif'; text-decoration: underline; color:#0000ff;&quot;&gt;www.kmuddy.com&lt;/span&gt;&lt;/a&gt;&lt;span style=&quot; color:#000000;&quot;&gt; ).&lt;/span&gt;&lt;/p&gt;
+&lt;p style=&quot; margin-top:12px; margin-bottom:12px; margin-left:0px; margin-right:0px; -qt-block-indent:0; text-indent:0px;&quot;&gt;&lt;span style=&quot; color:#000000;&quot;&gt;Special thanks to &lt;/span&gt;&lt;span style=&quot; font-weight:600; text-decoration: underline; color:#bc8942;&quot;&gt;Nick Gammon&lt;/span&gt;&lt;span style=&quot; color:#000000;&quot;&gt; ( &lt;/span&gt;&lt;a href=&quot;http://www.gammon.com.au/mushclient/mushclient.htm&quot;&gt;&lt;span style=&quot; font-family:'Sans Serif'; text-decoration: underline; color:#0000ff;&quot;&gt;www.gammon.com.au/mushclient/mushclient.htm&lt;/span&gt;&lt;/a&gt;&lt;span style=&quot; color:#000000;&quot;&gt; ) for giving us some valued pieces of advice.&lt;/span&gt;&lt;/p&gt;&lt;/td&gt;&lt;/tr&gt;&lt;/table&gt;&lt;/body&gt;&lt;/html&gt;</string>
          </property>
          <property name="textInteractionFlags">
           <set>Qt::TextBrowserInteraction</set>
```
Left out of the diff: 4 changed lines with no effect on the pictures. The commit also changes 1 other file.
